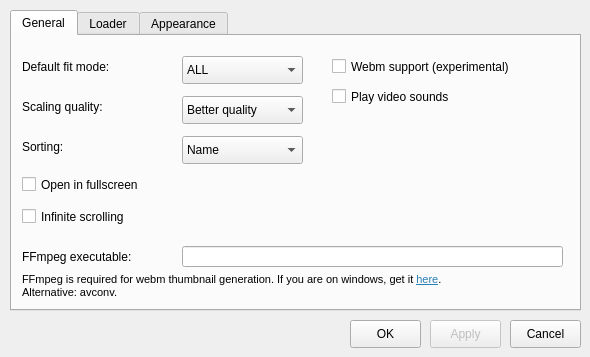
dustysesameseed/qimgv, file settingsdialog.ui: the form before one commit.
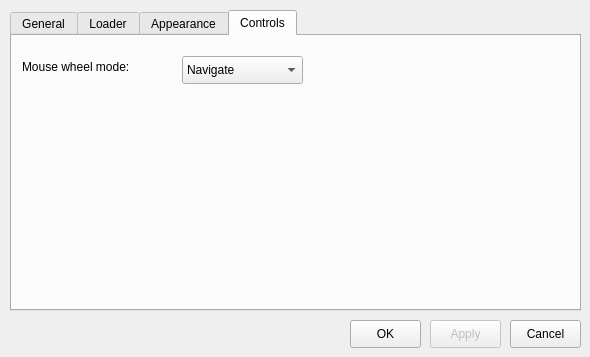
The form after the commit. The open tabs and pages were chosen to show the change. Custom widgets are drawn as their Qt base class.

Commit message: added option to zoom or navigate with mousewheel

The edit to the form file:
```diff
--- a/settingsdialog.ui
+++ b/settingsdialog.ui
@@ -595,6 +595,44 @@
      </item>
     </widget>
    </widget>
+   <widget class="QWidget" name="tab_4">
+    <attribute name="title">
+     <string>Controls</string>
+    </attribute>
+    <widget class="QLabel" name="mouseWheelModeLabel">
+     <property name="geometry">
+      <rect>
+       <x>10</x>
+       <y>20</y>
+       <width>151</width>
+       <height>21</height>
+      </rect>
+     </property>
+     <property name="text">
+      <string>Mouse wheel mode:</string>
+     </property>
+    </widget>
+    <widget class="QComboBox" name="mouseWheelModeComboBox">
+     <property name="geometry">
+      <rect>
+       <x>170</x>
+       <y>20</y>
+       <width>121</width>
+       <height>28</height>
+      </rect>
+     </property>
+     <item>
+      <property name="text">
+       <string>Navigate</string>
+      </property>
+     </item>
+     <item>
+      <property name="text">
+       <string>Zoom</string>
+      </property>
+     </item>
+    </widget>
+   </widget>
   </widget>
   <widget class="QPushButton" name="applyButton">
    <property name="enabled">
```
Left out of the diff: 18 changed lines with no effect on the pictures. The commit also changes 6 other files.
